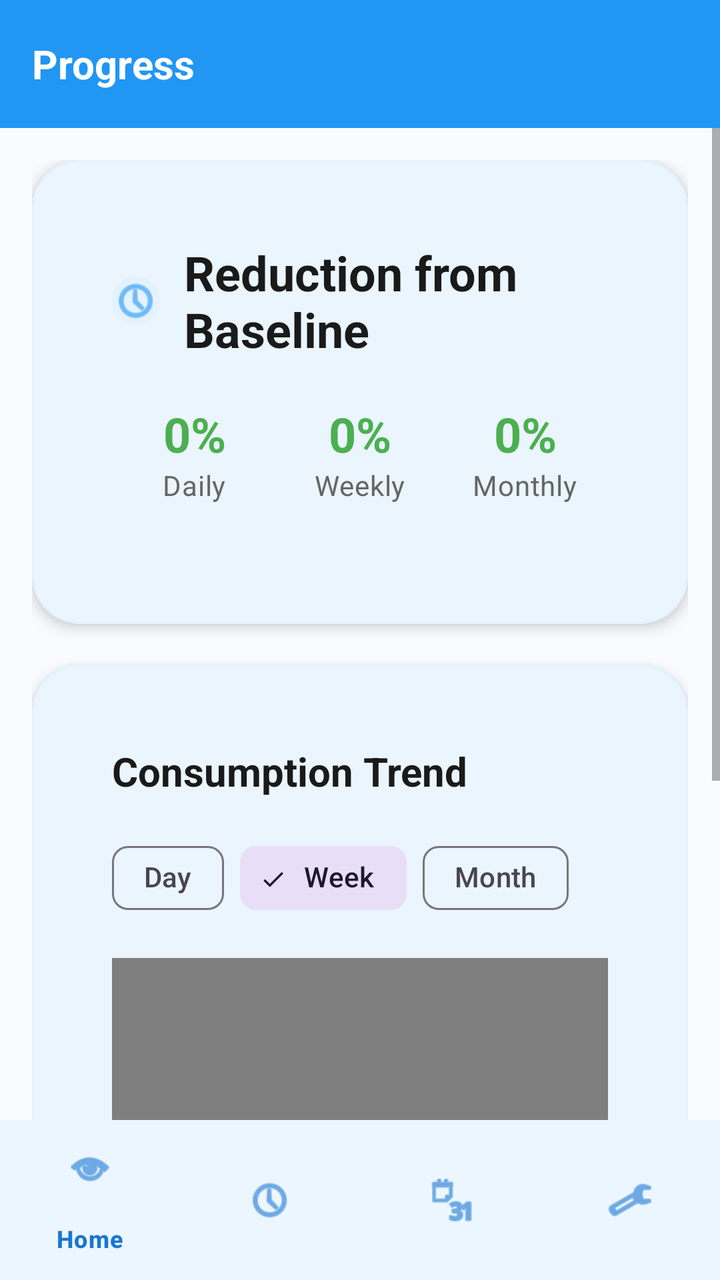
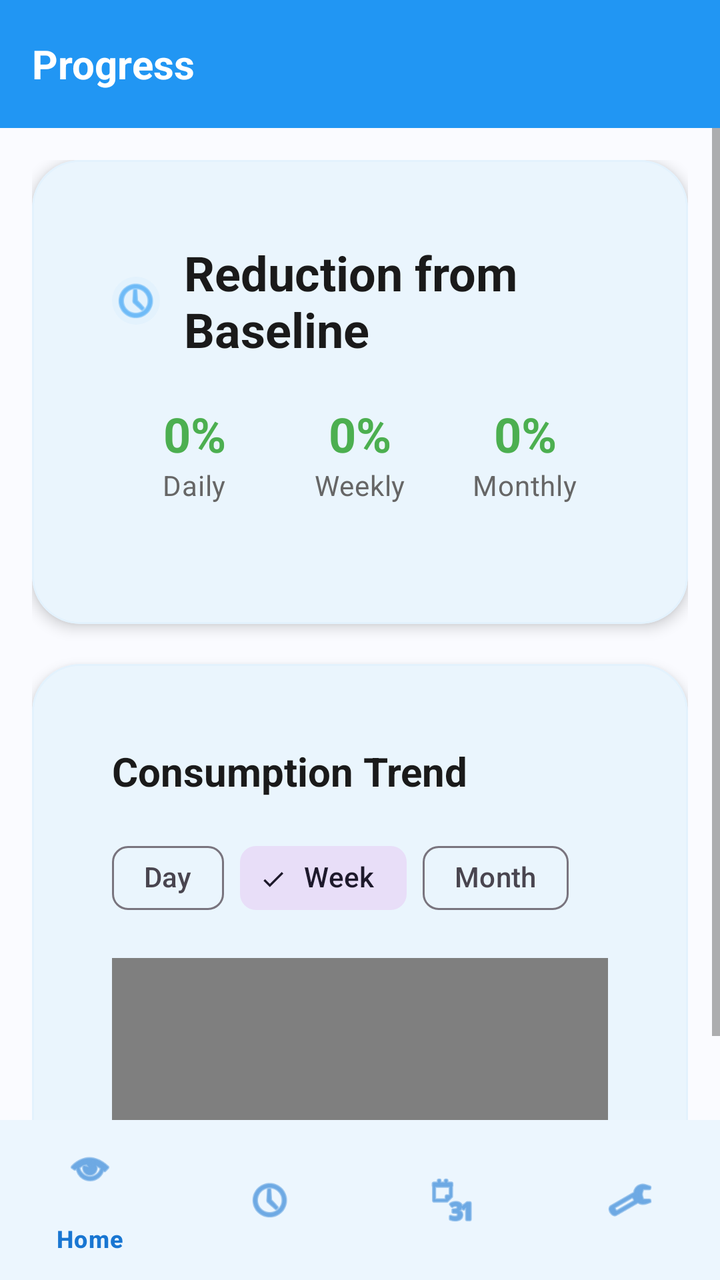

Two renders of the same Android screen: before a commit and after it. Below are the layout's source before the change and the commit's diff.
<!-- AndroidManifest.xml: activity theme Theme.BrewLog -->
<!-- res/layout/activity_progress.xml -->
<?xml version="1.0" encoding="utf-8"?>
<androidx.coordinatorlayout.widget.CoordinatorLayout xmlns:android="http://schemas.android.com/apk/res/android"
    xmlns:app="http://schemas.android.com/apk/res-auto"
    android:layout_width="match_parent"
    android:layout_height="match_parent">

    <com.google.android.material.appbar.AppBarLayout
        android:layout_width="match_parent"
        android:layout_height="wrap_content"
        android:background="@color/blue_500">

        <com.google.android.material.appbar.MaterialToolbar
            android:id="@+id/toolbar"
            android:layout_width="match_parent"
            android:layout_height="?attr/actionBarSize"
            android:background="@color/blue_500"
            app:title="Progress"
            app:titleTextAppearance="@style/TextAppearance.BrewLog.Title"
            app:titleTextColor="@color/white" />

    </com.google.android.material.appbar.AppBarLayout>

    <ScrollView
        android:layout_width="match_parent"
        android:layout_height="match_parent"
        app:layout_behavior="@string/appbar_scrolling_view_behavior">

        <LinearLayout
            android:layout_width="match_parent"
            android:layout_height="wrap_content"
            android:orientation="vertical"
            android:padding="16dp">

            
            <com.google.android.material.card.MaterialCardView
                android:layout_width="match_parent"
                android:layout_height="wrap_content"
                android:layout_marginBottom="20dp"
                style="@style/Widget.BrewLog.Card">

                <LinearLayout
                    android:layout_width="match_parent"
                    android:layout_height="wrap_content"
                    android:orientation="vertical"
                    android:padding="20dp">

                    
                    <LinearLayout
                        android:layout_width="match_parent"
                        android:layout_height="wrap_content"
                        android:layout_marginBottom="20dp"
                        android:gravity="center_vertical"
                        android:orientation="horizontal">

                        <ImageView
                            android:layout_width="24dp"
                            android:layout_height="24dp"
                            android:layout_marginEnd="12dp"
                            android:background="@drawable/ic_circle_background"
                            android:src="@android:drawable/ic_menu_recent_history"
                            app:tint="@color/blue_500" />

                        <TextView
                            android:layout_width="0dp"
                            android:layout_height="wrap_content"
                            android:layout_weight="1"
                            android:text="Reduction from Baseline"
                            android:textAppearance="@style/TextAppearance.BrewLog.Headline"
                            android:textColor="@color/text_primary" />

                    </LinearLayout>

                    
                    <LinearLayout
                        android:layout_width="match_parent"
                        android:layout_height="wrap_content"
                        android:layout_marginBottom="20dp"
                        android:orientation="horizontal"
                        android:gravity="center_vertical">

                        
                        <LinearLayout
                            android:layout_width="0dp"
                            android:layout_height="wrap_content"
                            android:layout_weight="1"
                            android:gravity="center"
                            android:orientation="vertical">

                            <TextView
                                android:id="@+id/tv_daily_reduction"
                                android:layout_width="wrap_content"
                                android:layout_height="wrap_content"
                                android:text="0%"
                                android:textAppearance="@style/TextAppearance.BrewLog.Headline"
                                android:textColor="@color/success"
                                android:textSize="24sp"
                                android:textStyle="bold" />

                            <TextView
                                android:layout_width="wrap_content"
                                android:layout_height="wrap_content"
                                android:text="Daily"
                                android:textAppearance="@style/TextAppearance.BrewLog.Caption"
                                android:textColor="@color/text_secondary" />

                        </LinearLayout>

                        
                        <LinearLayout
                            android:layout_width="0dp"
                            android:layout_height="wrap_content"
                            android:layout_weight="1"
                            android:gravity="center"
                            android:orientation="vertical">

                            <TextView
                                android:id="@+id/tv_weekly_reduction"
                                android:layout_width="wrap_content"
                                android:layout_height="wrap_content"
                                android:text="0%"
                                android:textAppearance="@style/TextAppearance.BrewLog.Headline"
                                android:textColor="@color/success"
                                android:textSize="24sp"
                                android:textStyle="bold" />

                            <TextView
                                android:layout_width="wrap_content"
                                android:layout_height="wrap_content"
                                android:text="Weekly"
                                android:textAppearance="@style/TextAppearance.BrewLog.Caption"
                                android:textColor="@color/text_secondary" />

                        </LinearLayout>

                        
                        <LinearLayout
                            android:layout_width="0dp"
                            android:layout_height="wrap_content"
                            android:layout_weight="1"
                            android:gravity="center"
                            android:orientation="vertical">

                            <TextView
                                android:id="@+id/tv_monthly_reduction"
                                android:layout_width="wrap_content"
                                android:layout_height="wrap_content"
                                android:text="0%"
                                android:textAppearance="@style/TextAppearance.BrewLog.Headline"
                                android:textColor="@color/success"
                                android:textSize="24sp"
                                android:textStyle="bold" />

                            <TextView
                                android:layout_width="wrap_content"
                                android:layout_height="wrap_content"
                                android:text="Monthly"
                                android:textAppearance="@style/TextAppearance.BrewLog.Caption"
                                android:textColor="@color/text_secondary" />

                        </LinearLayout>

                    </LinearLayout>


                </LinearLayout>
            </com.google.android.material.card.MaterialCardView>


            
            <com.google.android.material.card.MaterialCardView
                android:layout_width="match_parent"
                android:layout_height="wrap_content"
                android:layout_marginBottom="20dp"
                style="@style/Widget.BrewLog.Card">

                <LinearLayout
                    android:layout_width="match_parent"
                    android:layout_height="wrap_content"
                    android:orientation="vertical"
                    android:padding="20dp">

                    <TextView
                        android:layout_width="wrap_content"
                        android:layout_height="wrap_content"
                        android:layout_marginBottom="16dp"
                        android:text="Consumption Trend"
                        android:textAppearance="@style/TextAppearance.BrewLog.Title"
                        android:textColor="@color/text_primary" />

                    
                    <com.google.android.material.chip.ChipGroup
                        android:id="@+id/chips_range"
                        android:layout_width="match_parent"
                        android:layout_height="wrap_content"
                        android:layout_marginBottom="16dp"
                        app:singleSelection="true"
                        app:singleLine="true">

                        <com.google.android.material.chip.Chip
                            android:id="@+id/chip_day"
                            style="@style/Widget.Material3.Chip.Filter"
                            android:layout_width="wrap_content"
                            android:layout_height="wrap_content"
                            android:checked="false"
                            android:text="Day" />

                        <com.google.android.material.chip.Chip
                            android:id="@+id/chip_week"
                            style="@style/Widget.Material3.Chip.Filter"
                            android:layout_width="wrap_content"
                            android:layout_height="wrap_content"
                            android:checked="true"
                            android:text="Week" />

                        <com.google.android.material.chip.Chip
                            android:id="@+id/chip_month"
                            style="@style/Widget.Material3.Chip.Filter"
                            android:layout_width="wrap_content"
                            android:layout_height="wrap_content"
                            android:checked="false"
                            android:text="Month" />
                    </com.google.android.material.chip.ChipGroup>

                    
                    <com.github.mikephil.charting.charts.LineChart
                        android:id="@+id/line_chart"
                        android:layout_width="match_parent"
                        android:layout_height="240dp" />

                </LinearLayout>
            </com.google.android.material.card.MaterialCardView>

            
            <com.google.android.material.card.MaterialCardView
                android:layout_width="match_parent"
                android:layout_height="wrap_content"
                android:layout_marginBottom="20dp"
                style="@style/Widget.BrewLog.Card">

                <LinearLayout
                    android:layout_width="match_parent"
                    android:layout_height="wrap_content"
                    android:orientation="vertical"
                    android:padding="20dp">

                    <TextView
                        android:layout_width="wrap_content"
                        android:layout_height="wrap_content"
                        android:layout_marginBottom="16dp"
                        android:text="Quick Actions"
                        android:textAppearance="@style/TextAppearance.BrewLog.Title"
                        android:textColor="@color/text_primary" />

                    <LinearLayout
                        android:layout_width="match_parent"
                        android:layout_height="wrap_content"
                        android:orientation="horizontal">

                        <com.google.android.material.button.MaterialButton
                            android:id="@+id/btn_set_baseline_progress"
                            android:layout_width="0dp"
                            android:layout_height="wrap_content"
                            android:layout_weight="1"
                            android:text="Set Baseline"
                            app:icon="@android:drawable/ic_menu_myplaces"
                            app:iconGravity="textStart"
                            app:iconPadding="8dp"
                            style="@style/Widget.BrewLog.Button.Outlined" />

                        <com.google.android.material.button.MaterialButton
                            android:id="@+id/btn_set_goals_progress"
                            android:layout_width="0dp"
                            android:layout_height="wrap_content"
                            android:layout_weight="1"
                            android:layout_marginStart="12dp"
                            android:text="Set Goals"
                            app:icon="@android:drawable/ic_menu_edit"
                            app:iconGravity="textStart"
                            app:iconPadding="8dp"
                            style="@style/Widget.BrewLog.Button.Outlined" />
                    </LinearLayout>

                    
                    <com.google.android.material.button.MaterialButton
                        android:id="@+id/btn_reset_baseline"
                        android:layout_width="match_parent"
                        android:layout_height="wrap_content"
                        android:layout_marginTop="12dp"
                        android:text="Reset Baseline"
                        app:icon="@android:drawable/ic_menu_delete"
                        app:iconGravity="textStart"
                        app:iconPadding="8dp"
                        style="@style/Widget.BrewLog.Button.Outlined" />

                </LinearLayout>
            </com.google.android.material.card.MaterialCardView>

        </LinearLayout>
    </ScrollView>

    <com.google.android.material.bottomnavigation.BottomNavigationView
        android:id="@+id/bottom_nav"
        android:layout_width="match_parent"
        android:layout_height="wrap_content"
        android:layout_gravity="bottom"
        android:background="@color/surface"
        app:menu="@menu/menu_bottom"
        app:itemIconTint="@color/blue_700"
        app:itemTextColor="@color/blue_700" />

</androidx.coordinatorlayout.widget.CoordinatorLayout>
<!-- resources referenced by this layout -->
<resources>
  <color name="blue_500">#2196F3</color>
  <color name="blue_700">#1976D2</color>
  <color name="success">#4CAF50</color>
  <color name="surface">#FFFFFF</color>
  <color name="text_primary">#1A1A1A</color>
  <color name="text_secondary">#666666</color>
  <color name="white">#FFFFFF</color>
  <!-- drawable ic_circle_background (drawable) -->
  <?xml version="1.0" encoding="utf-8"?>
  <shape xmlns:android="http://schemas.android.com/apk/res/android"
      android:shape="oval">
      <solid android:color="@color/blue_50" />
      <size
          android:width="40dp"
          android:height="40dp" />
  </shape>
  <style name="TextAppearance.BrewLog.Caption" parent="TextAppearance.Material3.BodyMedium">
          <item name="android:textColor">@color/text_hint</item>
          <item name="android:textSize">14sp</item>
      </style>
  <style name="TextAppearance.BrewLog.Headline" parent="TextAppearance.Material3.HeadlineMedium">
          <item name="android:textColor">@color/text_primary</item>
          <item name="android:textSize">24sp</item>
          <item name="android:textStyle">bold</item>
      </style>
  <style name="TextAppearance.BrewLog.Title" parent="TextAppearance.Material3.TitleLarge">
          <item name="android:textColor">@color/text_primary</item>
          <item name="android:textSize">20sp</item>
          <item name="android:textStyle">bold</item>
      </style>
  <style name="Widget.BrewLog.Card" parent="Widget.Material3.CardView.Elevated">
          <item name="cardBackgroundColor">@color/card_background</item>
          <item name="cardElevation">4dp</item>
          <item name="cardCornerRadius">24dp</item>
          <item name="contentPadding">20dp</item>
          <item name="strokeColor">@color/border</item>
          <item name="strokeWidth">1dp</item>
      </style>
  <color name="blue_50">#E3F2FD</color>
  <color name="text_hint">#BDBDBD</color>
  <color name="card_background">#FFFFFF</color>
  <color name="border">#E3F2FD</color>
  <color name="accent">#03DAC6</color>
  <color name="accent_dark">#018786</color>
  <color name="black">#000000</color>
  <color name="background">#FAFBFF</color>
  <color name="surface_variant">#F5F7FF</color>
  <color name="text_on_surface">#1A1A1A</color>
  <style name="Widget.BrewLog.Button" parent="Widget.Material3.Button">
          <item name="android:textColor">@color/white</item>
          <item name="backgroundTint">@color/blue_500</item>
          <item name="cornerRadius">24dp</item>
          <item name="android:paddingStart">24dp</item>
          <item name="android:paddingEnd">24dp</item>
          <item name="android:paddingTop">12dp</item>
          <item name="android:paddingBottom">12dp</item>
          <item name="android:textSize">14sp</item>
          <item name="android:fontFamily">sans-serif-medium</item>
          <item name="android:textStyle">normal</item>
          <item name="android:includeFontPadding">false</item>
      </style>
  <style name="Widget.BrewLog.TextInputLayout.OutlinedBox" parent="Widget.Material3.TextInputLayout.OutlinedBox">
          <item name="boxBackgroundMode">filled</item>
          <item name="boxBackgroundColor">@color/input_background</item>
          <item name="boxCornerRadiusBottomEnd">12dp</item>
          <item name="boxCornerRadiusBottomStart">12dp</item>
          <item name="boxCornerRadiusTopEnd">12dp</item>
          <item name="boxCornerRadiusTopStart">12dp</item>
          <item name="boxStrokeColor">@color/blue_500</item>
          <item name="hintTextColor">@color/blue_500</item>
      </style>
  <color name="input_background">#F8F9FF</color>
  <!-- unchanged entries left out for length: 2 -->
</resources>

<!-- the commit's change to res/layout/activity_progress.xml (unified diff, before → after) -->
@@ -231,69 +231,6 @@
             </com.google.android.material.card.MaterialCardView>
 
             
-            <com.google.android.material.card.MaterialCardView
-                android:layout_width="match_parent"
-                android:layout_height="wrap_content"
-                android:layout_marginBottom="20dp"
-                style="@style/Widget.BrewLog.Card">
-
-                <LinearLayout
-                    android:layout_width="match_parent"
-                    android:layout_height="wrap_content"
-                    android:orientation="vertical"
-                    android:padding="20dp">
-
-                    <TextView
-                        android:layout_width="wrap_content"
-                        android:layout_height="wrap_content"
-                        android:layout_marginBottom="16dp"
-                        android:text="Quick Actions"
-                        android:textAppearance="@style/TextAppearance.BrewLog.Title"
-                        android:textColor="@color/text_primary" />
-
-                    <LinearLayout
-                        android:layout_width="match_parent"
-                        android:layout_height="wrap_content"
-                        android:orientation="horizontal">
-
-                        <com.google.android.material.button.MaterialButton
-                            android:id="@+id/btn_set_baseline_progress"
-                            android:layout_width="0dp"
-                            android:layout_height="wrap_content"
-                            android:layout_weight="1"
-                            android:text="Set Baseline"
-                            app:icon="@android:drawable/ic_menu_myplaces"
-                            app:iconGravity="textStart"
-                            app:iconPadding="8dp"
-                            style="@style/Widget.BrewLog.Button.Outlined" />
-
-                        <com.google.android.material.button.MaterialButton
-                            android:id="@+id/btn_set_goals_progress"
-                            android:layout_width="0dp"
-                            android:layout_height="wrap_content"
-                            android:layout_weight="1"
-                            android:layout_marginStart="12dp"
-                            android:text="Set Goals"
-                            app:icon="@android:drawable/ic_menu_edit"
-                            app:iconGravity="textStart"
-                            app:iconPadding="8dp"
-                            style="@style/Widget.BrewLog.Button.Outlined" />
-                    </LinearLayout>
-
-                    
-                    <com.google.android.material.button.MaterialButton
-                        android:id="@+id/btn_reset_baseline"
-                        android:layout_width="match_parent"
-                        android:layout_height="wrap_content"
-                        android:layout_marginTop="12dp"
-                        android:text="Reset Baseline"
-                        app:icon="@android:drawable/ic_menu_delete"
-                        app:iconGravity="textStart"
-                        app:iconPadding="8dp"
-                        style="@style/Widget.BrewLog.Button.Outlined" />
-
-                </LinearLayout>
-            </com.google.android.material.card.MaterialCardView>
 
         </LinearLayout>
     </ScrollView>
